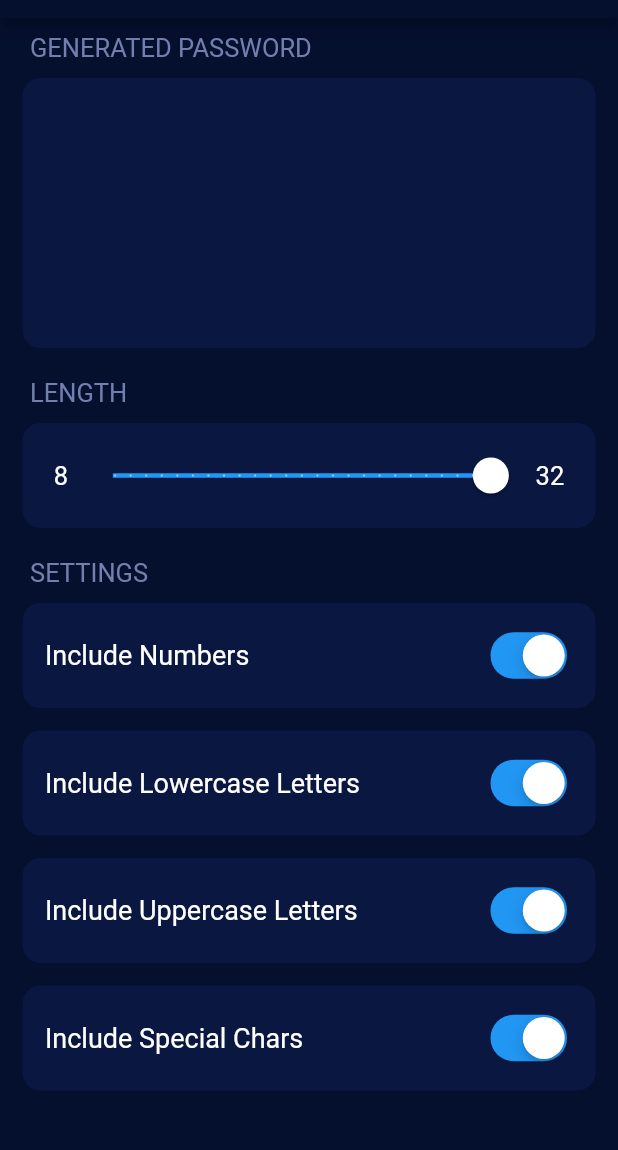
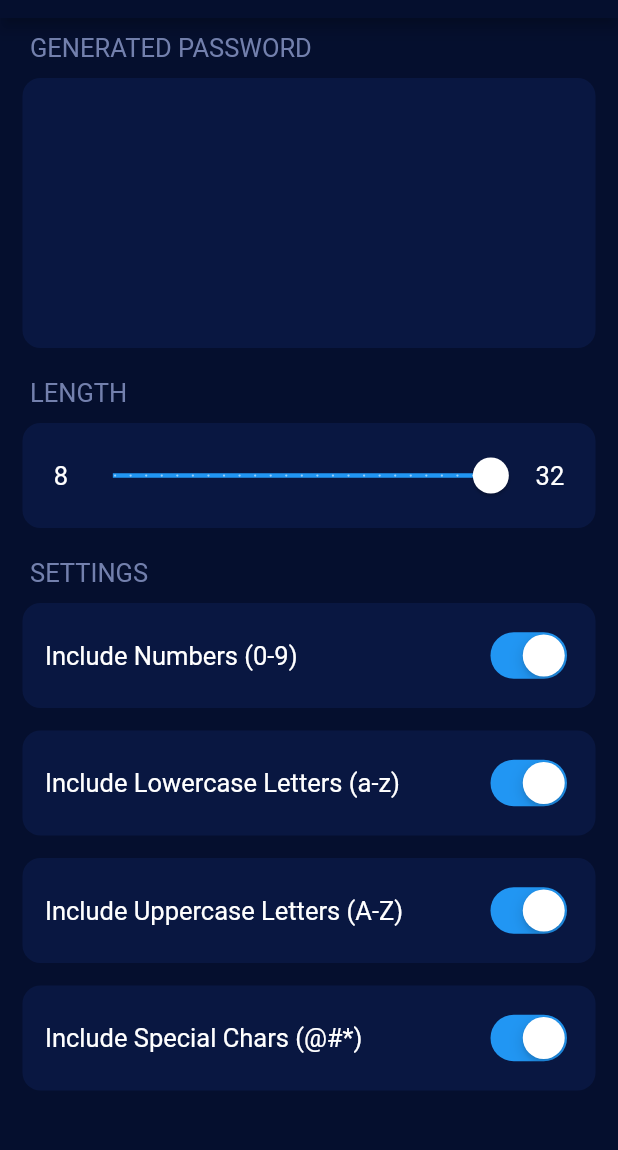
Before and after one commit to Yash-Garg/Valiant, a Flutter app: the screen it shows after launch, on a phone screen of 412 x 824 dp, the part 66-1216 px from its top. Run offline on Flutter 3.47's test engine with Material 2 defaults, Android fonts, the phone set to English and light mode, and no system bars; our stand-ins replace get, google_fonts, share; Roboto replaces fonts that are missing (Alata).

Commit message:
Add representation in settings
Signed-off-by: Yash-Garg <yash.garg@outlook.in>

```diff
--- a/lib/screens/home_screen.dart
+++ b/lib/screens/home_screen.dart
@@ -154,8 +154,8 @@ class _HomeScreenState extends State<HomeScreen> {
                               mainAxisAlignment: MainAxisAlignment.spaceBetween,
                               children: [
                                 Text(
-                                  "Include Numbers",
-                                  style: TextStyle(fontSize: 18),
+                                  "Include Numbers (0-9)",
+                                  style: TextStyle(fontSize: 17),
                                 ),
                                 CupertinoSwitch(
                                   value: true,
@@ -182,8 +182,8 @@ class _HomeScreenState extends State<HomeScreen> {
                               mainAxisAlignment: MainAxisAlignment.spaceBetween,
                               children: [
                                 Text(
-                                  "Include Lowercase Letters",
-                                  style: TextStyle(fontSize: 18),
+                                  "Include Lowercase Letters (a-z)",
+                                  style: TextStyle(fontSize: 17),
                                 ),
                                 CupertinoSwitch(
                                   value: true,
@@ -210,8 +210,8 @@ class _HomeScreenState extends State<HomeScreen> {
                               mainAxisAlignment: MainAxisAlignment.spaceBetween,
                               children: [
                                 Text(
-                                  "Include Uppercase Letters",
-                                  style: TextStyle(fontSize: 18),
+                                  "Include Uppercase Letters (A-Z)",
+                                  style: TextStyle(fontSize: 17),
                                 ),
                                 CupertinoSwitch(
                                   value: true,
@@ -238,8 +238,8 @@ class _HomeScreenState extends State<HomeScreen> {
                               mainAxisAlignment: MainAxisAlignment.spaceBetween,
                               children: [
                                 Text(
-                                  "Include Special Chars",
-                                  style: TextStyle(fontSize: 18),
+                                  "Include Special Chars (@#*)",
+                                  style: TextStyle(fontSize: 17),
                                 ),
                                 CupertinoSwitch(
                                   value: true,
```
